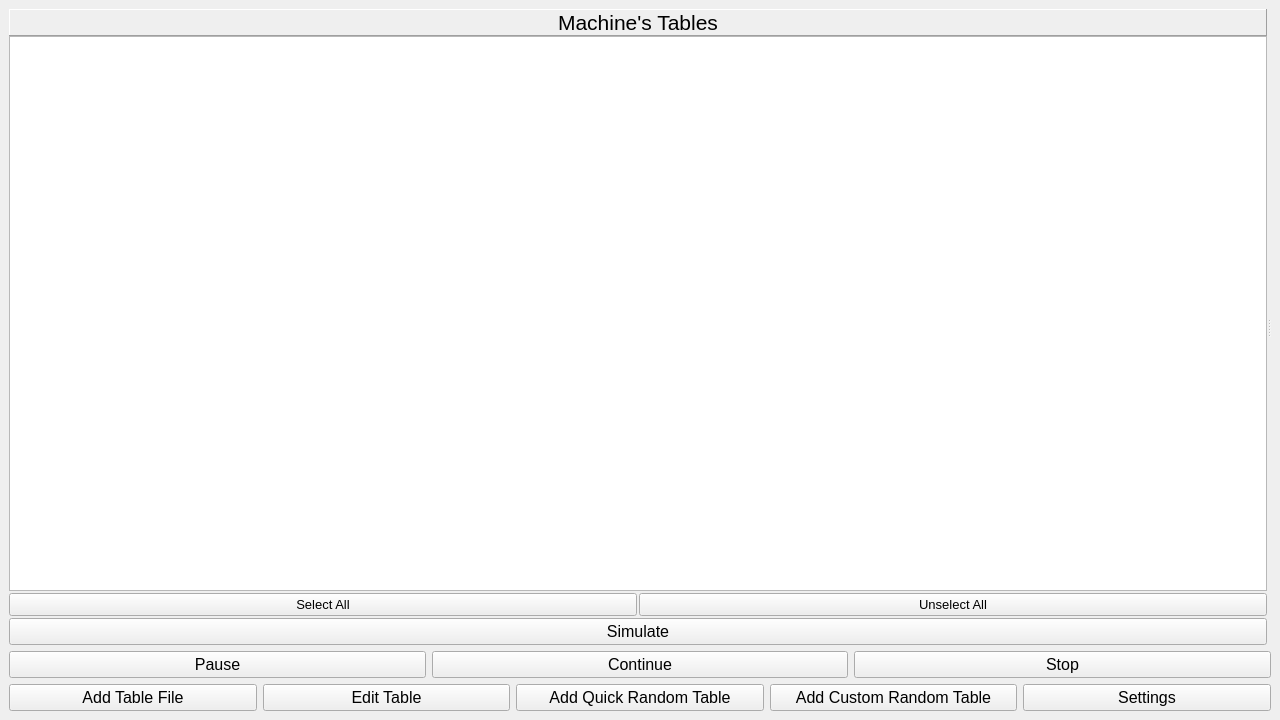
This is Qt/TuringsMachineSimulator/usermachines.ui in fabioalves98/TuringsMachineGenerator as Qt 5 draws it before an edit. The edited form follows.
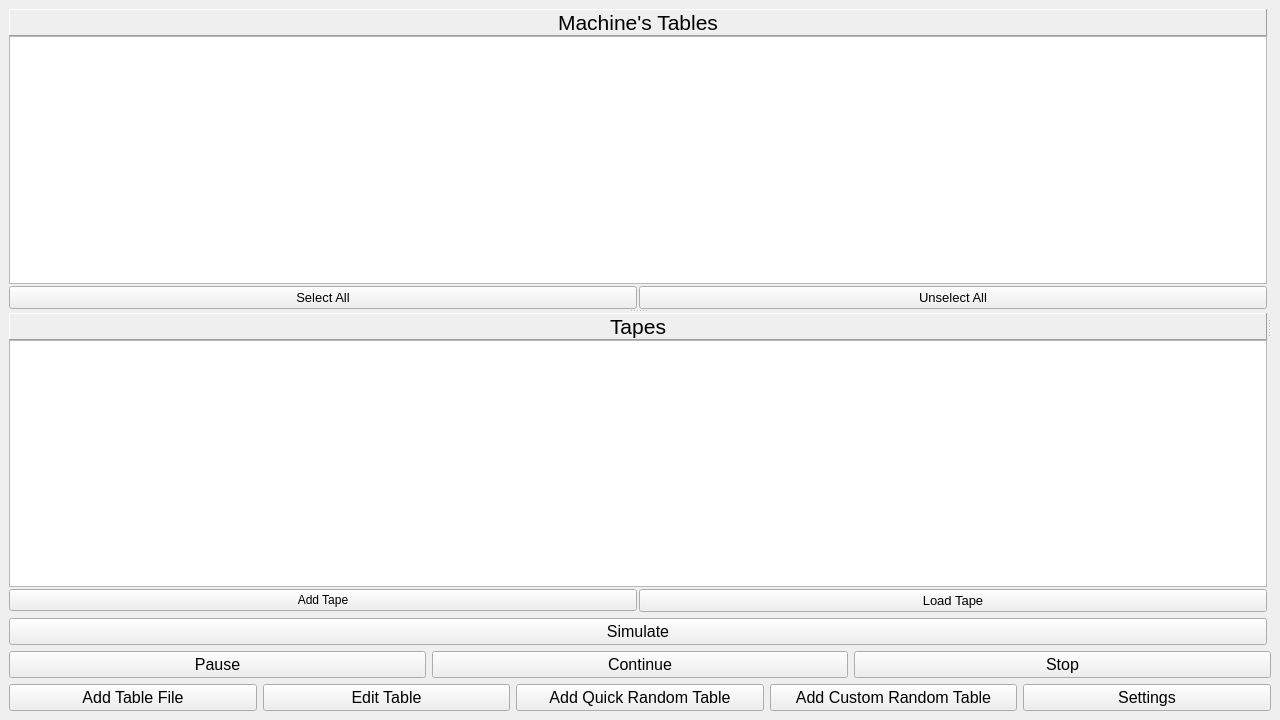
This is the edited form.

Commit message: Adding a container to list tapes to load into machines

The edit to the form file:
```diff
--- a/Qt/TuringsMachineSimulator/usermachines.ui
+++ b/Qt/TuringsMachineSimulator/usermachines.ui
@@ -19,12 +19,19 @@
 }</string>
   </property>
   <widget class="QWidget" name="centralwidget">
-   <layout class="QVBoxLayout" name="verticalLayout_4">
+   <layout class="QVBoxLayout" name="verticalLayout_7">
     <item>
      <widget class="QSplitter" name="listSplit">
       <property name="orientation">
        <enum>Qt::Horizontal</enum>
       </property>
+      <widget class="QWidget" name="">
+       <layout class="QVBoxLayout" name="verticalLayout_6">
+        <item>
+         <widget class="QSplitter" name="tapeSplit">
+          <property name="orientation">
+           <enum>Qt::Vertical</enum>
+          </property>
       <widget class="QWidget" name="layoutWidget">
        <layout class="QVBoxLayout" name="verticalLayout_3">
         <property name="spacing">
@@ -105,6 +112,71 @@
            </layout>
           </item>
          </layout>
+            </item>
+           </layout>
+          </widget>
+          <widget class="QWidget" name="">
+           <layout class="QVBoxLayout" name="verticalLayout_5">
+            <property name="spacing">
+             <number>2</number>
+            </property>
+            <item>
+             <layout class="QVBoxLayout" name="verticalLayout_4">
+              <property name="spacing">
+               <number>0</number>
+              </property>
+              <item>
+               <widget class="QLabel" name="tapesLabel">
+                <property name="font">
+                 <font>
+                  <pointsize>16</pointsize>
+                 </font>
+                </property>
+                <property name="frameShape">
+                 <enum>QFrame::Panel</enum>
+                </property>
+                <property name="frameShadow">
+                 <enum>QFrame::Raised</enum>
+                </property>
+                <property name="text">
+                 <string>Tapes</string>
+                </property>
+                <property name="alignment">
+                 <set>Qt::AlignCenter</set>
+                </property>
+               </widget>
+              </item>
+              <item>
+               <widget class="QListWidget" name="tapesList"/>
+              </item>
+             </layout>
+            </item>
+            <item>
+             <layout class="QHBoxLayout" name="horizontalLayout_3">
+              <item>
+               <widget class="QPushButton" name="pushButton">
+                <property name="text">
+                 <string>Add Tape</string>
+                </property>
+               </widget>
+              </item>
+              <item>
+               <widget class="QPushButton" name="loadTapeBt">
+                <property name="font">
+                 <font>
+                  <pointsize>10</pointsize>
+                 </font>
+                </property>
+                <property name="text">
+                 <string>Load Tape</string>
+                </property>
+               </widget>
+              </item>
+             </layout>
+            </item>
+           </layout>
+          </widget>
+         </widget>
         </item>
         <item>
          <widget class="QPushButton" name="simBt">
```
Lines whose indentation alone changed are shown as unchanged. The commit also changes 8 other files.
